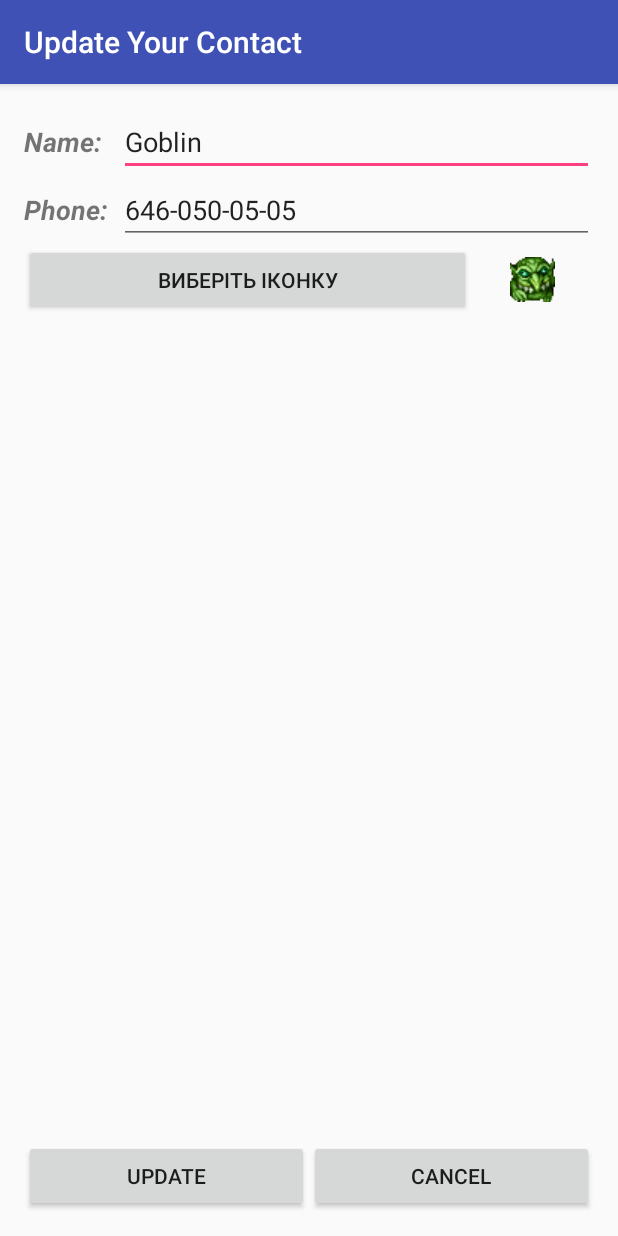
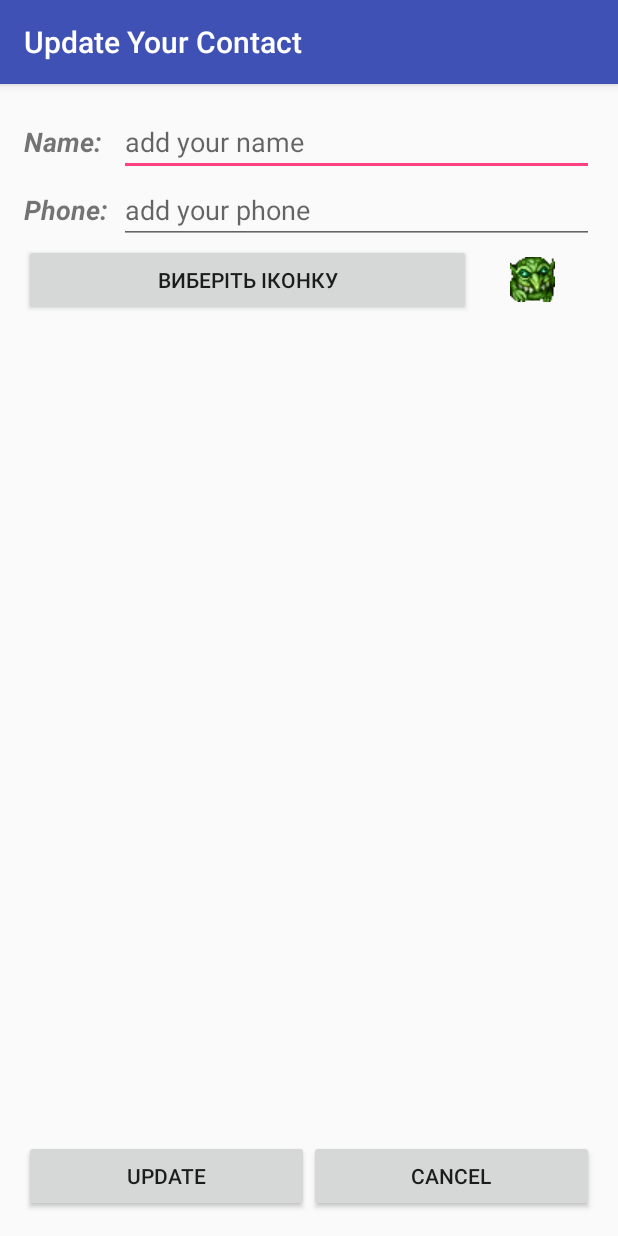
Before and after one commit to minosroman/contactList, an Android app: the screen it shows after launch (UpdateActivity), after a tap on "Name:", on a phone screen of 412 x 824 dp. Run offline under Robolectric (Android 15) with nearby library versions, the phone set to English and light mode, and no system bars; 14 statements that could not run were skipped.

Commit message:
readContactsSucks

```diff
--- a/app/src/main/java/com/soft/contactlist/SplashActivity.java
+++ b/app/src/main/java/com/soft/contactlist/SplashActivity.java
@@ -4,34 +4,31 @@ import android.content.Intent;
 import android.os.Handler;
 import android.support.v7.app.AppCompatActivity;
 import android.os.Bundle;
-import android.view.Window;
-import android.view.WindowManager;
-import android.widget.ProgressBar;
-import android.widget.TextView;
+import android.view.View;
 
-import java.util.concurrent.TimeUnit;
 
 public class SplashActivity extends AppCompatActivity {
+    final Handler spHand = new Handler();
+    final SplashHandler sp = new SplashHandler();
+
     @Override
     protected void onCreate(Bundle savedInstanceState) {
         super.onCreate(savedInstanceState);
-        requestWindowFeature(Window.FEATURE_NO_TITLE);
-        getSupportActionBar().hide();
-        getWindow().setFlags(WindowManager.LayoutParams.FLAG_FULLSCREEN,
-                WindowManager.LayoutParams.FLAG_FULLSCREEN);
         setContentView(R.layout.activity_splash);
-        runMain();
+        spHand.postDelayed(sp, 3000);
+        findViewById(R.id.activity_splash).setOnClickListener(new View.OnClickListener() {
+            @Override
+            public void onClick(View view) {
+                sp.run();
+                spHand.removeCallbacks(sp);
+            }
+        });
+    }
 
-    }
     class SplashHandler implements Runnable {
         public void run() {
             startActivity(new Intent(getApplication(), MainActivity.class));
             finish();
         }
     }
-    private void runMain() {
-        Handler splashNew = new Handler();
-        splashNew.postDelayed(new SplashHandler(), 3000);
-
-    }
 }
--- a/app/src/main/java/com/soft/contactlist/db/DBHelper.java
+++ b/app/src/main/java/com/soft/contactlist/db/DBHelper.java
@@ -32,13 +32,15 @@ public class DBHelper extends SQLiteOpenHelper {
     public void onCreate(SQLiteDatabase sqLiteDatabase) {
         sqLiteDatabase.execSQL(Resource.User.CREATE_TABLE);
 
-        new UserDAO(sqLiteDatabase).save(new User("Goblin", "646-050-05-05", R.drawable.icon1));
+        /*new UserDAO(sqLiteDatabase).save(new User("Goblin", "646-050-05-05", R.drawable.icon1));
         new UserDAO(sqLiteDatabase).save(new User("Ork", "321-123-222", R.drawable.icon2));
         new UserDAO(sqLiteDatabase).save(new User("Bandit", "102-102-02", R.drawable.icon3));
-        new UserDAO(sqLiteDatabase).save(new User("Troll", "911-911-11", R.drawable.icon4));
+        new UserDAO(sqLiteDatabase).save(new User("Troll", "911-911-11", R.drawable.icon4));*/
 
-        new UserDAO(sqLiteDatabase).save(new User("Troll", "911-911-11", R.drawable.icon4));
-
+        new UserDAO(sqLiteDatabase).save(new User(MainActivity.c1, MainActivity.p1, R.drawable.icon1));
+        new UserDAO(sqLiteDatabase).save(new User(MainActivity.c2, MainActivity.p2, R.drawable.icon2));
+        new UserDAO(sqLiteDatabase).save(new User(MainActivity.c3, MainActivity.p3, R.drawable.icon3));
+        new UserDAO(sqLiteDatabase).save(new User(MainActivity.c4, MainActivity.p4, R.drawable.icon4));
 
     }
 
--- a/app/src/main/res/menu/menu_main.xml
+++ b/app/src/main/res/menu/menu_main.xml
@@ -11,4 +11,6 @@
         android:showAsAction="never"
         android:orderInCategory="100"
         tools:ignore="AppCompatResource"/>
+    <item android:title="import"
+        android:id="@+id/import_contacts" />
 </menu>
--- a/app/src/main/res/values/styles.xml
+++ b/app/src/main/res/values/styles.xml
@@ -7,4 +7,12 @@
         <item name="colorPrimaryDark">@color/colorPrimaryDark</item>
         <item name="colorAccent">@color/colorAccent</item>
     </style>
+
+    <style name="MySplashActivity" parent="Theme.AppCompat.Light.NoActionBar">
+        <!-- Customize your theme here. -->
+        <item name="android:windowNoTitle">true</item>
+        <item name="colorPrimary">@color/colorPrimary</item>
+        <item name="colorPrimaryDark">@color/colorPrimaryDark</item>
+        <item name="colorAccent">@color/colorAccent</item>
+    </style>
 </resources>
```
Also changed, not shown: app/src/main/AndroidManifest.xml (+6 -5 lines), app/src/main/java/com/soft/contactlist/MainActivity.java (+46 -4 lines), app/src/main/res/layout/activity_splash.xml (+21 -21 lines).
